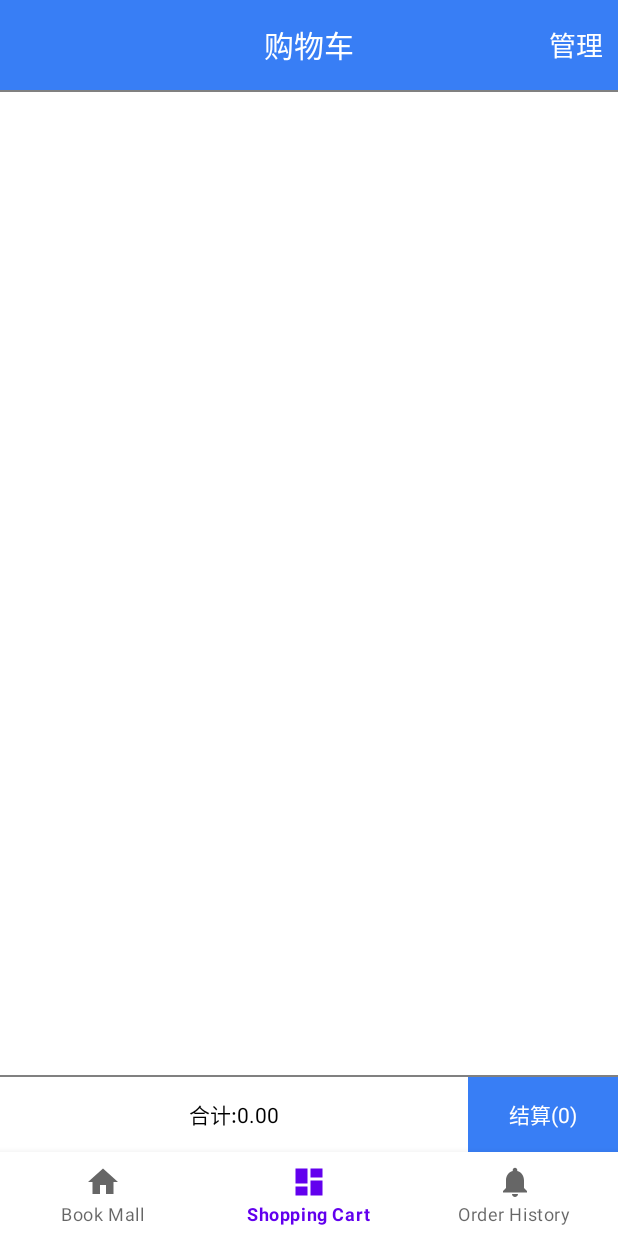
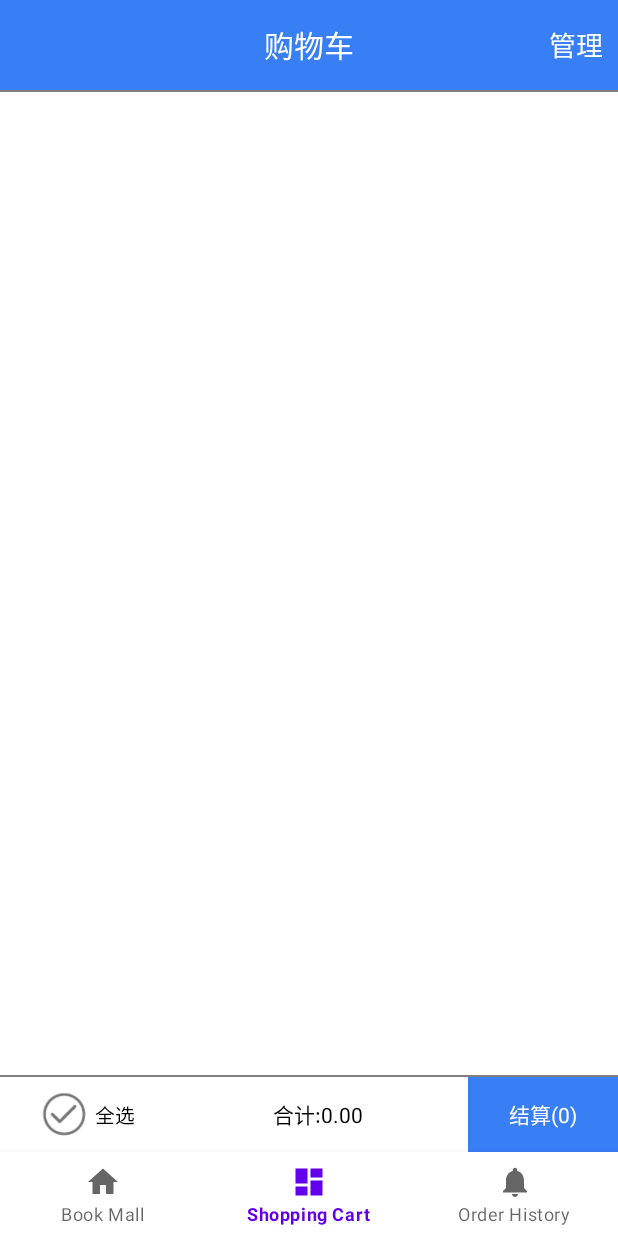
Before and after one commit to Ameixa551/BookMall, an Android app: the DashboardFragment screen opened through its navigation route, on a phone screen of 412 x 824 dp. Run offline under Robolectric (Android 15) with nearby library versions, the phone set to English and light mode, and no system bars; our stand-ins replace data binding, navigation-ui.

Commit message:
修改部分界面情况
下一步采用xml的data标签，使用databinding进行数据列表实现

```diff
--- a/app/src/main/java/com/example/bookmall/activity/ui/home/HomeFragment.java
+++ b/app/src/main/java/com/example/bookmall/activity/ui/home/HomeFragment.java
@@ -4,28 +4,31 @@ import android.os.Bundle;
 import android.view.LayoutInflater;
 import android.view.View;
 import android.view.ViewGroup;
+import android.widget.ListView;
 
 import androidx.annotation.NonNull;
 import androidx.fragment.app.Fragment;
 import androidx.lifecycle.ViewModelProvider;
 
+import com.example.bookmall.R;
 import com.example.bookmall.databinding.FragmentHomeBinding;
 
 public class HomeFragment extends Fragment {
 
     private FragmentHomeBinding binding;
+    private ListView categoryListView;
+    private ListView bookListView;
 
     public View onCreateView(@NonNull LayoutInflater inflater,
                              ViewGroup container, Bundle savedInstanceState) {
+        View view = inflater.inflate(R.layout.fragment_home, null);
         HomeViewModel homeViewModel =
                 new ViewModelProvider(this).get(HomeViewModel.class);
 
+
         binding = FragmentHomeBinding.inflate(inflater, container, false);
-        View root = binding.getRoot();
 
-//        final TextView textView = binding.textHome;
-//        homeViewModel.getText().observe(getViewLifecycleOwner(), textView::setText);
-        return root;
+        return binding.getRoot();
     }
 
     @Override
--- a/app/src/main/res/layout/fragment_dashboard.xml
+++ b/app/src/main/res/layout/fragment_dashboard.xml
@@ -1,16 +1,11 @@
 <?xml version="1.0" encoding="utf-8"?>
 <layout xmlns:android="http://schemas.android.com/apk/res/android"
-    xmlns:app="http://schemas.android.com/apk/res-auto"
     xmlns:tools="http://schemas.android.com/tools">
-
-    <data>
-
-    </data>
 
     <LinearLayout
         android:layout_width="match_parent"
         android:layout_height="match_parent"
-        tools:context=".activity.ui.home.HomeFragment"
+        tools:context=".activity.ui.home.DashboardFragment"
         android:orientation="vertical">
 
         <!--头部toolbar-->
@@ -18,15 +13,13 @@
             android:id="@+id/cart_title_layout"
             android:layout_width="match_parent"
             android:layout_height="60dp"
-            android:layout_alignParentStart="true"
-            android:layout_alignParentTop="true"
             android:background="@color/certainBlue">
 
             <TextView
                 android:layout_width="wrap_content"
                 android:layout_height="wrap_content"
                 android:layout_centerInParent="true"
-                android:text="购物车"
+                android:text="@string/shopping_cart"
                 android:textColor="@color/white"
                 android:textSize="20sp" />
 
@@ -37,7 +30,7 @@
                 android:layout_alignParentEnd="true"
                 android:layout_centerVertical="true"
                 android:layout_marginEnd="10dp"
-                android:text="管理"
+                android:text="@string/manage"
                 android:textColor="@color/white"
                 android:textSize="18sp" />
 
@@ -67,23 +60,20 @@
             android:id="@+id/rl_bottom"
             android:layout_width="match_parent"
             android:layout_height="50dp"
-            android:layout_alignParentBottom="true"
             android:background="@color/white">
 
-<!--            <CheckBox-->
-<!--                android:id="@+id/ck_all"-->
-<!--                android:layout_width="wrap_content"-->
-<!--                android:layout_height="match_parent"-->
-<!--                android:layout_centerVertical="true"-->
-<!--                android:button="@drawable/check_box_style"-->
-<!--                android:checkMark="?android:attr/listChoiceIndicatorMultiple"-->
-<!--                android:gravity="center"-->
-<!--                android:paddingLeft="10dp"-->
-<!--                android:scaleX="0.6"-->
-<!--                android:scaleY="0.6"-->
-<!--                android:text="全选"-->
-<!--                android:textAppearance="?android:attr/textAppearanceLarge"-->
-<!--                android:textColor="@color/black" />-->
+            <CheckBox
+                android:id="@+id/ck_all"
+                android:layout_width="wrap_content"
+                android:layout_height="match_parent"
+                android:button="@drawable/check_box_style"
+                android:checkMark="?android:attr/listChoiceIndicatorMultiple"
+                android:gravity="center"
+                android:scaleX="0.6"
+                android:scaleY="0.6"
+                android:text="@string/check_all"
+                android:textAppearance="?android:attr/textAppearanceLarge"
+                android:textColor="@color/black" />
 
             <TextView
                 android:id="@+id/tv_show_price"
@@ -99,7 +89,6 @@
                 android:id="@+id/tv_settlement"
                 android:layout_width="100dp"
                 android:layout_height="match_parent"
-                android:layout_alignParentRight="true"
                 android:background="@color/certainBlue"
                 android:gravity="center"
                 android:text="@string/buy"
--- a/app/src/main/res/layout/fragment_notifications.xml
+++ b/app/src/main/res/layout/fragment_notifications.xml
@@ -1,6 +1,5 @@
 <?xml version="1.0" encoding="utf-8"?>
 <layout xmlns:android="http://schemas.android.com/apk/res/android"
-    xmlns:app="http://schemas.android.com/apk/res-auto"
     xmlns:tools="http://schemas.android.com/tools">
 
     <data>
@@ -17,15 +16,13 @@
             android:id="@+id/cart_title_layout"
             android:layout_width="match_parent"
             android:layout_height="60dp"
-            android:layout_alignParentStart="true"
-            android:layout_alignParentTop="true"
             android:background="@color/certainBlue">
 
             <TextView
                 android:layout_width="wrap_content"
                 android:layout_height="wrap_content"
                 android:layout_centerInParent="true"
-                android:text="历史订单"
+                android:text="@string/history_order"
                 android:textColor="@color/white"
                 android:textSize="20sp" />
 
--- a/app/src/main/res/values/strings.xml
+++ b/app/src/main/res/values/strings.xml
@@ -25,4 +25,8 @@
     <string name="input_pwd">请输入密码</string>
     <string name="login">登录</string>
     <string name="go_back">返回</string>
+    <string name="history_order">历史订单</string>
+    <string name="shopping_cart">购物车</string>
+    <string name="manage">管理</string>
+    <string name="check_all">全选</string>
 </resources>
```
Also changed, not shown: app/src/main/res/layout/fragment_home.xml (+3 -7 lines).
